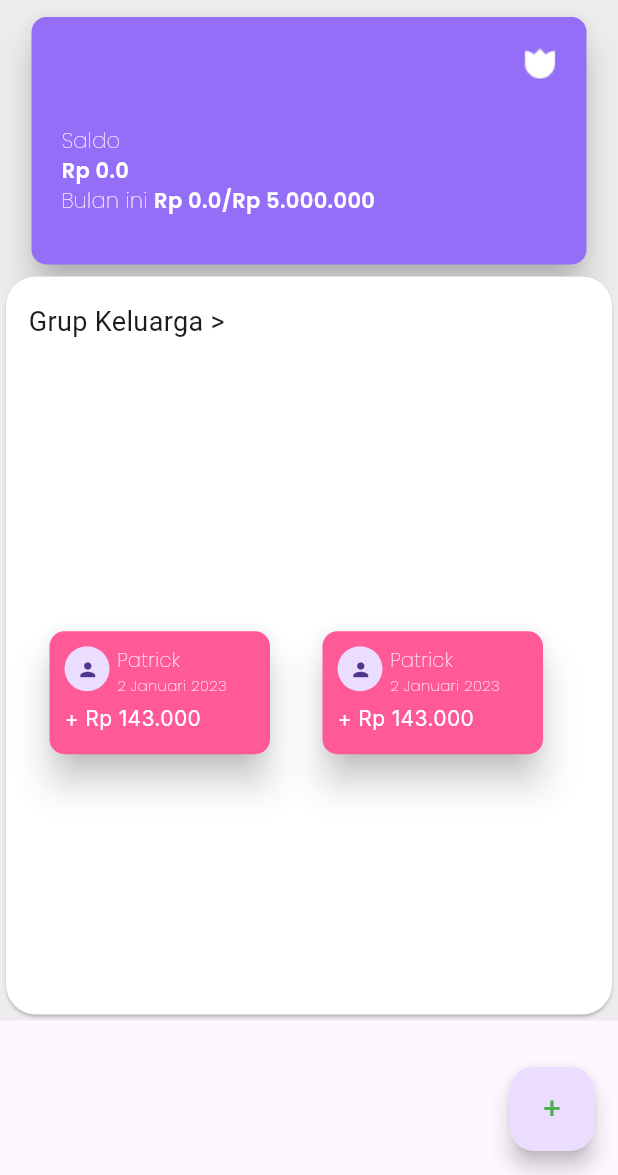
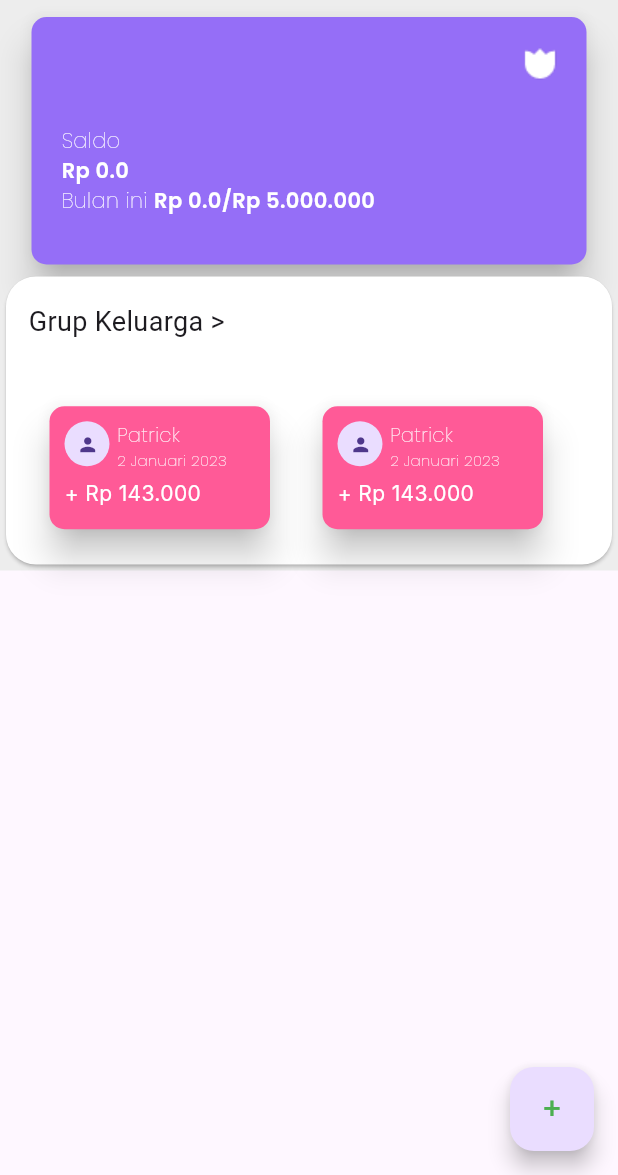
Before and after one commit to edohandoko67/Unix, a Flutter app: the FragmentHome screen opened by its route, on a phone screen of 412 x 824 dp, the part 61-1236 px from its top. Run offline on Flutter 3.47's test engine with Material 3 defaults, Android fonts, the phone set to English and light mode, and no system bars; our stand-ins replace cloud_firestore, firebase_auth, firebase_core, firebase_database, fluttertoast, get and 2 more; accounts and stored records are empty.

Commit message:
add : add continue

```diff
--- a/lib/home/fragment.home.dart
+++ b/lib/home/fragment.home.dart
@@ -241,7 +241,7 @@ class _FragmentHomeState extends State<FragmentHome> {
               ),
               SizedBox(
                 width: double.infinity,
-                height: 500,
+                height: 200,
                 child: Card(
                   shape: RoundedRectangleBorder(
                     borderRadius: BorderRadius.circular(20),
--- a/lib/login/loginController.dart
+++ b/lib/login/loginController.dart
@@ -26,6 +26,13 @@ class LoginController extends GetxController {
       user.value = firebaseUser;
     });
     user.bindStream(_auth.authStateChanges());
+  }
+
+  String? username = 'user';
+  String pass = 'password';
+
+  Future<void> loginSistem() async {
+    if (username == 'user' && pass == 'password') Get.toNamed(Routes.HOME);
   }
 
   Future<void> signIn(String email, String password) async {
--- a/lib/responsive/mobile_body.dart
+++ b/lib/responsive/mobile_body.dart
@@ -60,6 +60,7 @@ class MyMobileBody extends StatelessWidget {
                     child: ElevatedButton(
                         onPressed: () async {
                           controller.signIn(controller.email.text, controller.password.text);
+                          //controller.loginSistem();
                           //controller.validate();
                         // Navigator.push(context, MaterialPageRoute(
                         //   builder: (context) => HomePage()));
```
